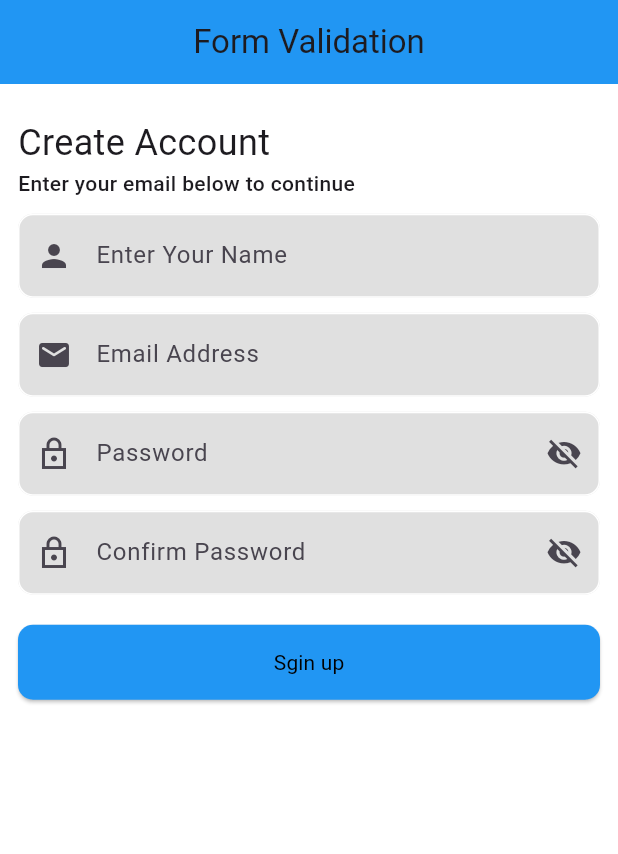
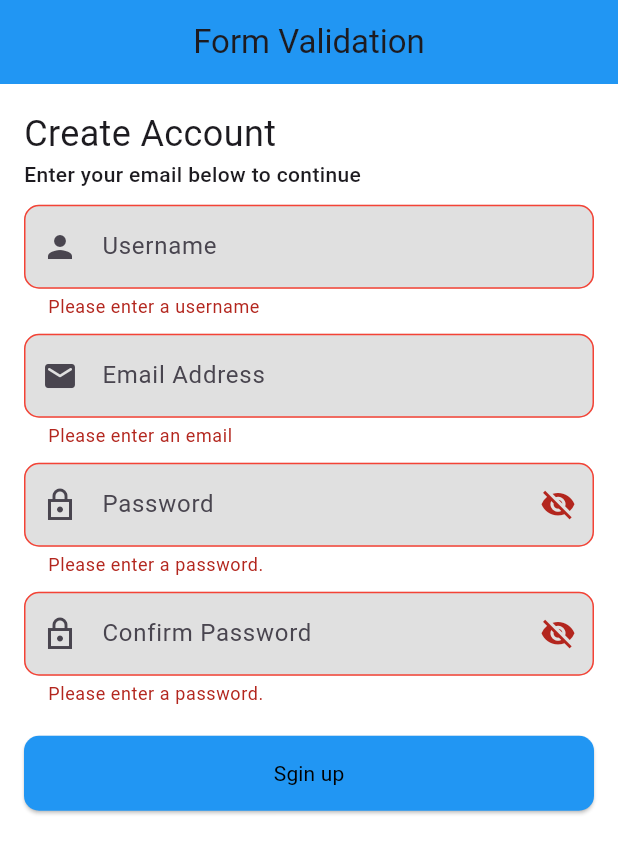
Before and after one commit to Munim57/flutter_application_2, a Flutter app: the screen it shows after launch, after a tap on "Sgin up", on a phone screen of 412 x 824 dp. Shown: the top 854 px of the screen. Run offline on Flutter 3.47's test engine with Material 3 defaults, Android fonts, the light colour scheme and no system bars.

Commit message:
new validations

```diff
--- a/lib/validation_form_flutter/Validation.dart
+++ b/lib/validation_form_flutter/Validation.dart
@@ -10,6 +10,49 @@ class Validationform extends StatefulWidget {
 class _ValidationformState extends State<Validationform> {
   bool ishiddenpassword = true;
   bool ishidden = true;
+  //Name validation
+  final GlobalKey<FormState> _formkey = GlobalKey<FormState>();
+  void _sginupForm() {
+    if (_formkey.currentState!.validate()) {}
+  }
+
+  //email validation
+  String? _validateEmail(value) {
+    if (value!.isEmpty) {
+      return 'Please enter an email';
+    }
+    RegExp emailRegex = RegExp(
+      r'^[a-zA-Z0-9._%+-]+@[a-zA-Z0-9.-]+\.[a-zA-Z]{2,}$',
+    );
+    if (!emailRegex.hasMatch(value)) {
+      return 'Please enter a valid email';
+    }
+    return null;
+  }
+
+  //password validation
+  String? _validatePassword(value) {
+    if (value == null || value.isEmpty) {
+      return 'Please enter a password.';
+    }
+    if (value.length < 8) {
+      return 'Password must be at least 8 characters long.';
+    }
+    if (!RegExp(r'[A-Z]').hasMatch(value)) {
+      return 'Password must contain at least one uppercase letter.';
+    }
+    if (!RegExp(r'[a-z]').hasMatch(value)) {
+      return 'Password must contain at least one lowercase letter.';
+    }
+    if (!RegExp(r'[0-9]').hasMatch(value)) {
+      return 'Password must contain at least one digit.';
+    }
+    if (!RegExp(r'[!@#$%^&*(),.?":{}|<>]').hasMatch(value)) {
+      return 'Password must contain at least one special character.';
+    }
+    return null; // Return null if the password is valid
+  }
+
   @override
   Widget build(BuildContext context) {
     return Scaffold(
@@ -20,14 +63,15 @@ class _ValidationformState extends State<Validationform> {
       ),
       body: SingleChildScrollView(
         scrollDirection: Axis.vertical,
-        child: Form(
-          child: Padding(
-            padding: EdgeInsetsGeometry.all(12),
+        child: Padding(
+          padding: const EdgeInsets.all(16.0),
+          child: Form(
+            key: _formkey,
             child: Column(
               mainAxisAlignment: MainAxisAlignment.start,
               crossAxisAlignment: CrossAxisAlignment.start,
               children: [
-                SizedBox(height: 10),
+                SizedBox(height: 0),
                 Text(
                   'Create Account',
                   style: TextStyle(fontSize: 24, fontWeight: FontWeight.w400),
@@ -39,9 +83,10 @@ class _ValidationformState extends State<Validationform> {
                 ),
                 SizedBox(height: 10),
                 TextFormField(
+                  autovalidateMode: AutovalidateMode.onUserInteraction,
                   keyboardType: TextInputType.name,
                   decoration: InputDecoration(
-                    hintText: 'Enter Your Name',
+                    hintText: 'Username',
                     prefixIcon: Icon(Icons.person),
                     fillColor: Colors.black12,
                     filled: true,
@@ -62,10 +107,16 @@ class _ValidationformState extends State<Validationform> {
                       borderRadius: BorderRadius.circular(10),
                     ),
                   ),
-                  validator: (value) {},
+                  validator: (value) {
+                    if (value!.isEmpty) {
+                      return 'Please enter a username';
+                    }
+                    return null;
+                  },
                 ),
                 SizedBox(height: 10),
                 TextFormField(
+                  autovalidateMode: AutovalidateMode.onUserInteraction,
                   keyboardType: TextInputType.emailAddress,
                   decoration: InputDecoration(
                     hintText: 'Email Address',
@@ -89,10 +140,11 @@ class _ValidationformState extends State<Validationform> {
                       borderRadius: BorderRadius.circular(10),
                     ),
                   ),
-                  validator: (value) {},
+                  validator: _validateEmail,
                 ),
                 SizedBox(height: 10),
                 TextFormField(
+                  autovalidateMode: AutovalidateMode.onUserInteraction,
                   obscureText: ishiddenpassword,
                   autocorrect: true,
                   keyboardType: TextInputType.visiblePassword,
@@ -129,10 +181,11 @@ class _ValidationformState extends State<Validationform> {
                       borderRadius: BorderRadius.circular(10),
                     ),
                   ),
-                  validator: (value) {},
+                  validator: _validatePassword,
                 ),
                 SizedBox(height: 10),
                 TextFormField(
+                  autovalidateMode: AutovalidateMode.onUserInteraction,
                   obscureText: ishidden,
                   autocorrect: true,
                   keyboardType: TextInputType.visiblePassword,
@@ -169,11 +222,11 @@ class _ValidationformState extends State<Validationform> {
                       borderRadius: BorderRadius.circular(10),
                     ),
                   ),
-                  validator: (value) {},
+                  validator: _validatePassword,
                 ),
                 SizedBox(height: 20),
                 ElevatedButton(
-                  onPressed: () {},
+                  onPressed: _sginupForm,
                   style: ElevatedButton.styleFrom(
                     backgroundColor: Colors.blue,
                     padding: EdgeInsets.symmetric(vertical: 15, horizontal: 40),
```
Also changed, not shown: lib/validation_form_flutter/validations-conditions.dart (added, +66 -0 lines).
